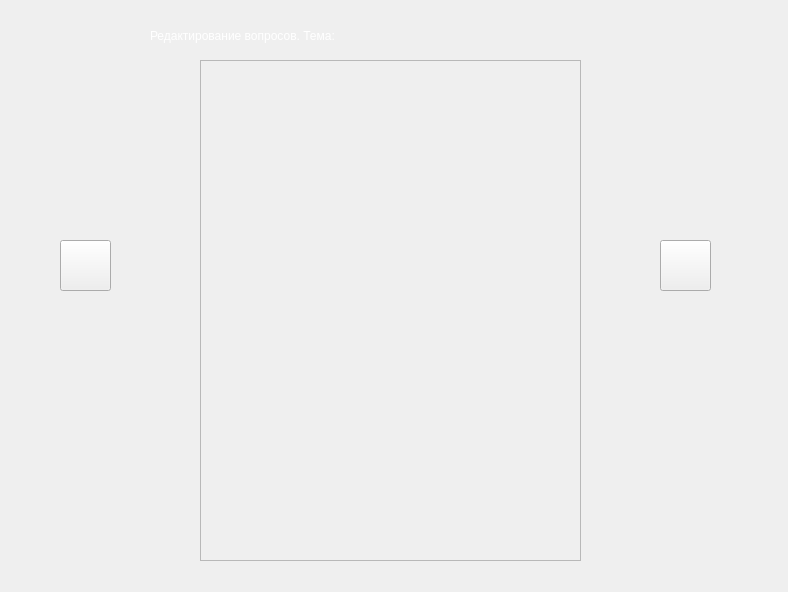
Old version of the form quest_2.ui in the repository KrauseBerg/LS.
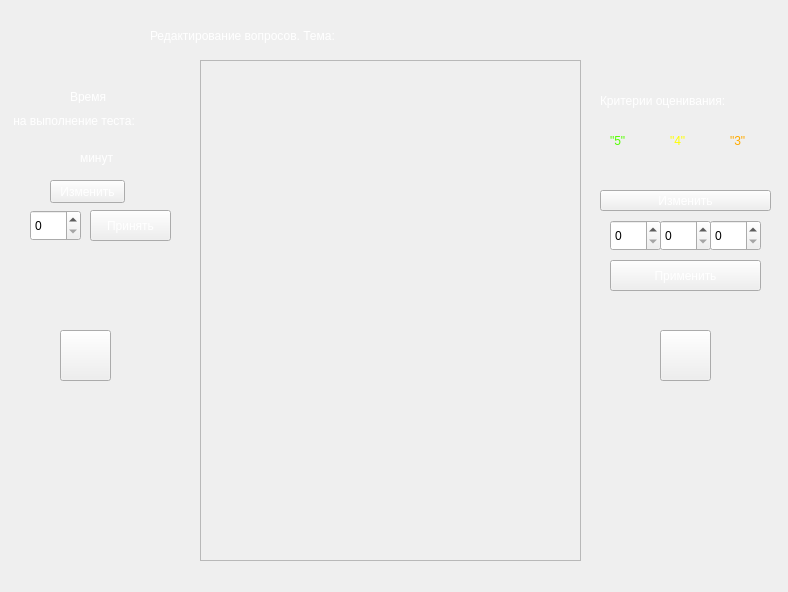
New version of the form. Icons and pictures are not drawn.

```diff
--- a/quest_2.ui
+++ b/quest_2.ui
@@ -39,7 +39,7 @@
     <property name="geometry">
      <rect>
       <x>60</x>
-      <y>240</y>
+      <y>330</y>
       <width>51</width>
       <height>51</height>
      </rect>
@@ -87,7 +87,7 @@
     <property name="geometry">
      <rect>
       <x>660</x>
-      <y>240</y>
+      <y>330</y>
       <width>51</width>
       <height>51</height>
      </rect>
@@ -104,7 +104,7 @@
      <rect>
       <x>490</x>
       <y>20</y>
-      <width>121</width>
+      <width>281</width>
       <height>31</height>
      </rect>
     </property>
@@ -117,6 +117,312 @@
      <string/>
     </property>
    </widget>
+   <widget class="QLabel" name="label_2">
+    <property name="geometry">
+     <rect>
+      <x>10</x>
+      <y>110</y>
+      <width>181</width>
+      <height>21</height>
+     </rect>
+    </property>
+    <property name="styleSheet">
+     <string notr="true">color: rgb(255, 255, 255);
+font: 12pt &quot;Times New Roman&quot;;</string>
+    </property>
+    <property name="text">
+     <string> на выполнение теста:</string>
+    </property>
+   </widget>
+   <widget class="QLabel" name="time">
+    <property name="geometry">
+     <rect>
+      <x>30</x>
+      <y>140</y>
+      <width>41</width>
+      <height>31</height>
+     </rect>
+    </property>
+    <property name="styleSheet">
+     <string notr="true">color: rgb(255, 255, 255);
+font: 18pt &quot;Times New Roman&quot;;</string>
+    </property>
+    <property name="text">
+     <string/>
+    </property>
+   </widget>
+   <widget class="QLabel" name="label_5">
+    <property name="geometry">
+     <rect>
+      <x>80</x>
+      <y>150</y>
+      <width>91</width>
+      <height>16</height>
+     </rect>
+    </property>
+    <property name="styleSheet">
+     <string notr="true">color: rgb(255, 255, 255);
+font: 12pt &quot;Times New Roman&quot;;</string>
+    </property>
+    <property name="text">
+     <string>минут</string>
+    </property>
+   </widget>
+   <widget class="QPushButton" name="change">
+    <property name="geometry">
+     <rect>
+      <x>50</x>
+      <y>180</y>
+      <width>75</width>
+      <height>23</height>
+     </rect>
+    </property>
+    <property name="styleSheet">
+     <string notr="true">color: rgb(255, 255, 255);
+font: 10pt &quot;Times New Roman&quot;;</string>
+    </property>
+    <property name="text">
+     <string>Изменить</string>
+    </property>
+   </widget>
+   <widget class="QSpinBox" name="spinBox">
+    <property name="geometry">
+     <rect>
+      <x>30</x>
+      <y>210</y>
+      <width>51</width>
+      <height>31</height>
+     </rect>
+    </property>
+    <property name="styleSheet">
+     <string notr="true">font: 16pt &quot;Times New Roman&quot;;</string>
+    </property>
+   </widget>
+   <widget class="QPushButton" name="pushButton">
+    <property name="geometry">
+     <rect>
+      <x>90</x>
+      <y>210</y>
+      <width>81</width>
+      <height>31</height>
+     </rect>
+    </property>
+    <property name="styleSheet">
+     <string notr="true">font: 12pt &quot;Times New Roman&quot;;
+color: rgb(255, 255, 255);</string>
+    </property>
+    <property name="text">
+     <string>Принять</string>
+    </property>
+   </widget>
+   <widget class="QLabel" name="label_4">
+    <property name="geometry">
+     <rect>
+      <x>600</x>
+      <y>90</y>
+      <width>161</width>
+      <height>21</height>
+     </rect>
+    </property>
+    <property name="styleSheet">
+     <string notr="true">color: rgb(255, 255, 255);
+font: 12pt &quot;Times New Roman&quot;;</string>
+    </property>
+    <property name="text">
+     <string>Критерии оценивания:</string>
+    </property>
+   </widget>
+   <widget class="QLabel" name="label_6">
+    <property name="geometry">
+     <rect>
+      <x>610</x>
+      <y>130</y>
+      <width>31</width>
+      <height>21</height>
+     </rect>
+    </property>
+    <property name="styleSheet">
+     <string notr="true">font: 16pt &quot;Times New Roman&quot;;
+color: rgb(85, 255, 0);</string>
+    </property>
+    <property name="text">
+     <string>&quot;5&quot;</string>
+    </property>
+   </widget>
+   <widget class="QLabel" name="label_7">
+    <property name="geometry">
+     <rect>
+      <x>610</x>
+      <y>160</y>
+      <width>31</width>
+      <height>21</height>
+     </rect>
+    </property>
+    <property name="styleSheet">
+     <string notr="true">font: 16pt &quot;Times New Roman&quot;;
+color: rgb(255, 255, 255);</string>
+    </property>
+    <property name="text">
+     <string/>
+    </property>
+   </widget>
+   <widget class="QLabel" name="label_8">
+    <property name="geometry">
+     <rect>
+      <x>670</x>
+      <y>160</y>
+      <width>31</width>
+      <height>21</height>
+     </rect>
+    </property>
+    <property name="styleSheet">
+     <string notr="true">font: 16pt &quot;Times New Roman&quot;;
+color: rgb(255, 255, 255);</string>
+    </property>
+    <property name="text">
+     <string/>
+    </property>
+   </widget>
+   <widget class="QLabel" name="label_9">
+    <property name="geometry">
+     <rect>
+      <x>670</x>
+      <y>130</y>
+      <width>31</width>
+      <height>21</height>
+     </rect>
+    </property>
+    <property name="styleSheet">
+     <string notr="true">font: 16pt &quot;Times New Roman&quot;;
+color: rgb(255, 255, 0);</string>
+    </property>
+    <property name="text">
+     <string>&quot;4&quot;</string>
+    </property>
+   </widget>
+   <widget class="QPushButton" name="pushButton_4">
+    <property name="geometry">
+     <rect>
+      <x>600</x>
+      <y>190</y>
+      <width>171</width>
+      <height>21</height>
+     </rect>
+    </property>
+    <property name="styleSheet">
+     <string notr="true">color: rgb(255, 255, 255);</string>
+    </property>
+    <property name="text">
+     <string>Изменить</string>
+    </property>
+   </widget>
+   <widget class="QLabel" name="label_10">
+    <property name="geometry">
+     <rect>
+      <x>730</x>
+      <y>160</y>
+      <width>31</width>
+      <height>21</height>
+     </rect>
+    </property>
+    <property name="styleSheet">
+     <string notr="true">font: 16pt &quot;Times New Roman&quot;;
+color: rgb(255, 255, 255);</string>
+    </property>
+    <property name="text">
+     <string/>
+    </property>
+   </widget>
+   <widget class="QLabel" name="label_11">
+    <property name="geometry">
+     <rect>
+      <x>730</x>
+      <y>130</y>
+      <width>31</width>
+      <height>21</height>
+     </rect>
+    </property>
+    <property name="styleSheet">
+     <string notr="true">font: 16pt &quot;Times New Roman&quot;;
+color: rgb(255, 170, 0);</string>
+    </property>
+    <property name="text">
+     <string>&quot;3&quot;</string>
+    </property>
+   </widget>
+   <widget class="QLabel" name="label_12">
+    <property name="geometry">
+     <rect>
+      <x>70</x>
+      <y>90</y>
+      <width>47</width>
+      <height>13</height>
+     </rect>
+    </property>
+    <property name="styleSheet">
+     <string notr="true">color: rgb(255, 255, 255);
+font: 12pt &quot;Times New Roman&quot;;</string>
+    </property>
+    <property name="text">
+     <string>Время</string>
+    </property>
+   </widget>
+   <widget class="QPushButton" name="pushButton_5">
+    <property name="geometry">
+     <rect>
+      <x>610</x>
+      <y>260</y>
+      <width>151</width>
+      <height>31</height>
+     </rect>
+    </property>
+    <property name="styleSheet">
+     <string notr="true">font: 12pt &quot;Times New Roman&quot;;
+color: rgb(255, 255, 255);</string>
+    </property>
+    <property name="text">
+     <string>Применить</string>
+    </property>
+   </widget>
+   <widget class="QSpinBox" name="spinBox_2">
+    <property name="geometry">
+     <rect>
+      <x>610</x>
+      <y>220</y>
+      <width>51</width>
+      <height>31</height>
+     </rect>
+    </property>
+    <property name="styleSheet">
+     <string notr="true">font: 16pt &quot;Times New Roman&quot;;</string>
+    </property>
+   </widget>
+   <widget class="QSpinBox" name="spinBox_3">
+    <property name="geometry">
+     <rect>
+      <x>660</x>
+      <y>220</y>
+      <width>51</width>
+      <height>31</height>
+     </rect>
+    </property>
+    <property name="styleSheet">
+     <string notr="true">font: 16pt &quot;Times New Roman&quot;;</string>
+    </property>
+   </widget>
+   <widget class="QSpinBox" name="spinBox_4">
+    <property name="geometry">
+     <rect>
+      <x>710</x>
+      <y>220</y>
+      <width>51</width>
+      <height>31</height>
+     </rect>
+    </property>
+    <property name="styleSheet">
+     <string notr="true">font: 16pt &quot;Times New Roman&quot;;</string>
+    </property>
+   </widget>
   </widget>
  </widget>
  <resources/>
```
Left out of the diff: 2 changed lines with no effect on the pictures.
